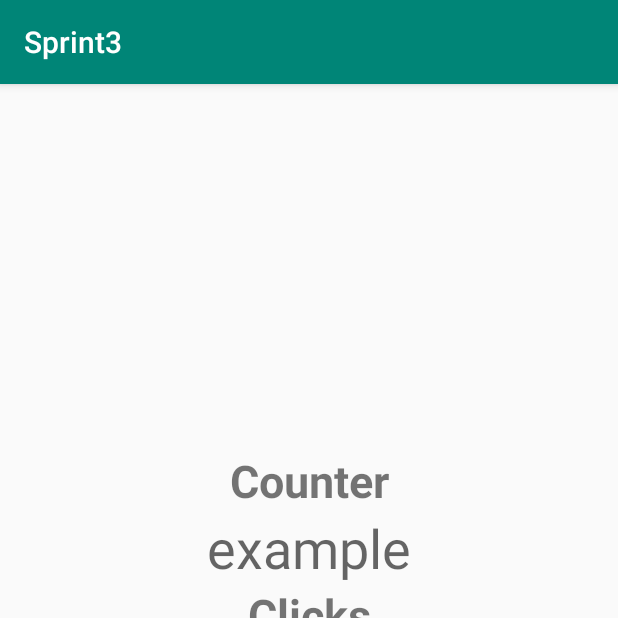
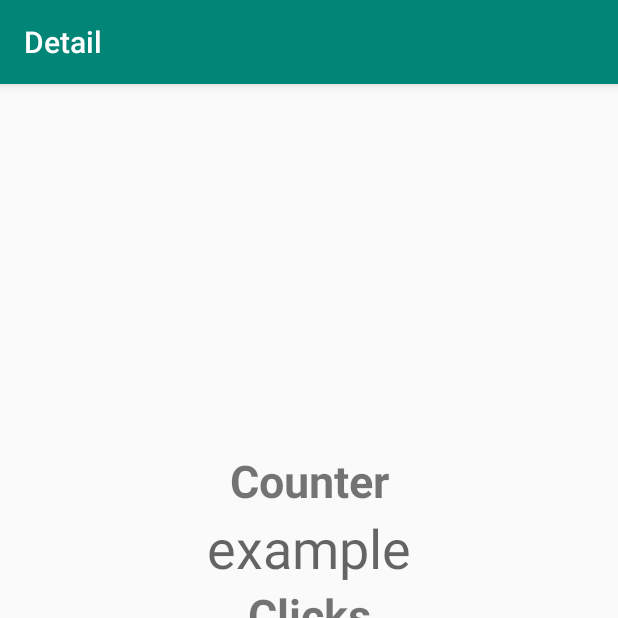
Before and after one commit to miguelleonmarti/FinalSprint, an Android app: the screen it shows after launch (CounterActivity), on a phone screen of 412 x 824 dp, the top half of it. Run offline under Robolectric (Android 15) with nearby library versions, the phone set to English and light mode, and no system bars.

Commit message:
pequeños cambios en la UI

```diff
--- a/app/src/main/java/es/ulpgc/miguel/sprint3/Counter/CounterActivity.java
+++ b/app/src/main/java/es/ulpgc/miguel/sprint3/Counter/CounterActivity.java
@@ -22,6 +22,7 @@ public class CounterActivity
   protected void onCreate(Bundle savedInstanceState) {
     super.onCreate(savedInstanceState);
     setContentView(R.layout.activity_counter);
+    this.setTitle(R.string.detail_label);
 
     plusButton = findViewById(R.id.plusButton);
     counterText = findViewById(R.id.counterText);
--- a/app/src/main/java/es/ulpgc/miguel/sprint3/List/ListActivity.java
+++ b/app/src/main/java/es/ulpgc/miguel/sprint3/List/ListActivity.java
@@ -25,6 +25,7 @@ public class ListActivity
   protected void onCreate(Bundle savedInstanceState) {
     super.onCreate(savedInstanceState);
     setContentView(R.layout.activity_list);
+    this.setTitle(R.string.master_label);
 
     plusButton = findViewById(R.id.plusButton);
 
--- a/app/src/main/res/values/strings.xml
+++ b/app/src/main/res/values/strings.xml
@@ -4,4 +4,6 @@
     <string name="plus_label">+</string>
     <string name="clicks_label">Clicks</string>
     <string name="example_text_label">example</string>
+    <string name="master_label">Master</string>
+    <string name="detail_label">Detail</string>
 </resources>
```
